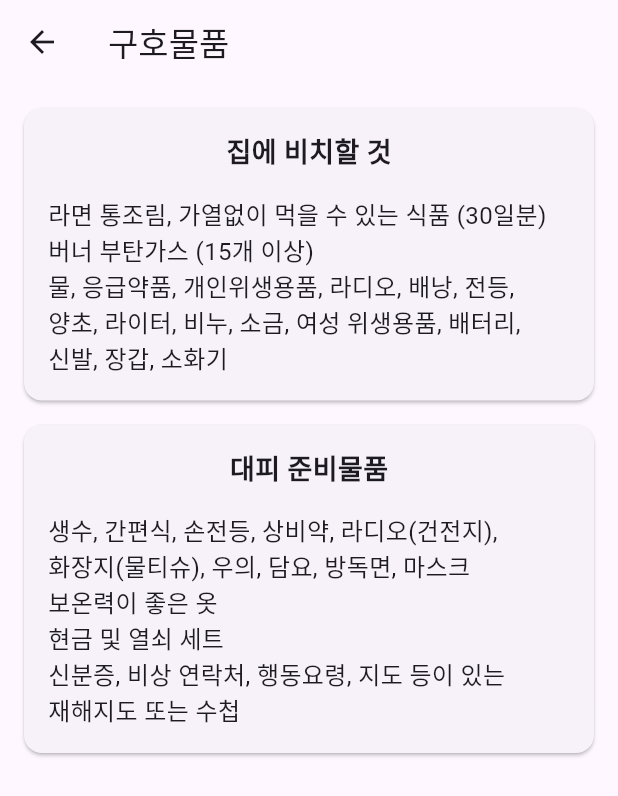
After one commit to the-weather-of-a-mirror/Front, a Flutter app: the WarningScreen screen opened directly, after a tap on "구호 물품", on a phone screen of 412 x 824 dp. The commit adds this screen. Shown: the top 796 px of the screen. Run offline on Flutter 3.47's test engine with Material 3 defaults, Android fonts, the light colour scheme and no system bars; missing offline and left inert: dart:ffi.

Commit message:
Simple UI

```diff
--- /dev/null
+++ b/lib/WarningScreen/DisasterWarning.dart
@@ -0,0 +1,56 @@
+import 'dart:ffi';
+import 'dart:math';
+import 'package:flutter/material.dart';
+import '../main.dart';
+
+
+class Disasterwarning extends StatelessWidget {
+  final List<Map<String, dynamic>> shelters = [
+    {'name': '지진'},
+    {'name': '태풍'},
+    {'name': '화재'},
+    {'name': '폭우'},
+    {'name': '정전'},
+    {'name': '해일'},
+    {'name': '홍수'},
+    {'name': '폭염'},
+    {'name': '한파'},
+    {'name': '폭설'},
+    {'name': '낙뢰'},
+    {'name': '가뭄'},
+    {'name': '전쟁'},
+
+    // 필요한 만큼 추가
+  ];
+
+  @override
+  Widget build(BuildContext context) {
+    return Scaffold(
+      appBar: AppBar(
+        title: Text('재난 대피시 주의 사항'),
+      ),
+      body: ListView.builder(
+      itemCount: shelters.length,
+      itemBuilder: (context, index) {
+        final shelter = shelters[index];
+        return Card(
+          margin: EdgeInsets.symmetric(vertical: 8.0, horizontal: 16.0),
+          child: Padding(
+            padding: const EdgeInsets.all(16.0),
+            child: Column(
+              crossAxisAlignment: CrossAxisAlignment.center,
+              children: [
+                Text(
+                  shelter['name'],
+                  style: TextStyle(fontSize: 18, fontWeight: FontWeight.bold,),
+
+                ),
+              ],
+            ),
+          ),
+        );
+      },
+      )
+    );
+  }
+}
--- /dev/null
+++ b/lib/WarningScreen/SaveTool.dart
@@ -0,0 +1,82 @@
+import 'dart:ffi';
+import 'dart:math';
+import 'package:flutter/material.dart';
+import '../main.dart';
+
+
+
+
+class SaveTool extends StatelessWidget {
+  @override
+  Widget build(BuildContext context) {
+    return Scaffold(
+      appBar: AppBar(
+        title: Text('구호물품'),
+
+      ),
+      body: ListView(
+        padding: EdgeInsets.all(16.0),
+        children: [
+          Card(
+            margin: EdgeInsets.only(bottom: 16.0),
+            child: Padding(
+              padding: const EdgeInsets.all(16.0),
+              child: Column(
+                crossAxisAlignment: CrossAxisAlignment.start,
+                children: [
+                  Center(
+                    child: Text(
+                      '집에 비치할 것',
+                      style: TextStyle(
+                        fontSize: 18,
+                        fontWeight: FontWeight.bold,
+                      ),
+                    ),
+                  ),
+                  SizedBox(height: 16),
+                  Text(
+                    '라면 통조림, 가열없이 먹을 수 있는 식품 (30일분)\n'
+                    '버너 부탄가스 (15개 이상)\n'
+                    '물, 응급약품, 개인위생용품, 라디오, 배낭, 전등,\n양초, '
+                    '라이터, 비누, 소금, 여성 위생용품, 배터리,\n신발, 장갑, 소화기',
+                    style: TextStyle(fontSize: 16),
+                  ),
+                ],
+              ),
+            ),
+          ),
+          // 대피 준비물품 Card
+          Card(
+            margin: EdgeInsets.only(bottom: 16.0),
+            child: Padding(
+              padding: const EdgeInsets.all(16.0),
+              child: Column(
+                crossAxisAlignment: CrossAxisAlignment.start,
+                children: [
+                  Center(
+                    child: Text(
+                      '대피 준비물품',
+                      style: TextStyle(
+                        fontSize: 18,
+                        fontWeight: FontWeight.bold,
+                      ),
+                    ),
+                  ),
+                  SizedBox(height: 16),
+                  Text(
+                    '생수, 간편식, 손전등, 상비약, 라디오(건전지),\n화장지(물티슈), '
+                    '우의, 담요, 방독면, 마스크\n'
+                    '보온력이 좋은 옷\n'
+                    '현금 및 열쇠 세트\n'
+                    '신분증, 비상 연락처, 행동요령, 지도 등이 있는\n재해지도 또는 수첩',
+                    style: TextStyle(fontSize: 16),
+                  ),
+                ],
+              ),
+            ),
+          ),
+        ],
+      ),
+    );
+  }
+}
--- /dev/null
+++ b/lib/WarningScreen/ShelterInfo.dart
@@ -0,0 +1,48 @@
+import 'dart:ffi';
+import 'dart:math';
+import 'package:flutter/material.dart';
+import '../main.dart';
+
+
+class ShelterInfo extends StatelessWidget {
+  final List<Map<String, dynamic>> shelters = [
+    {'name': '화성시 봉담읍 oo대피소', 'capacity': 100, 'current': 69},
+    {'name': '화성시 봉담읍 □□대피소', 'capacity': 100, 'current': 74},
+    {'name': '화성시 봉담읍 aa대피소', 'capacity': 200, 'current': 169},
+    {'name': '화성시 봉담읍 bb대피소', 'capacity': 150, 'current': 150},
+    {'name': '화성시 봉담읍 cc대피소', 'capacity': 200, 'current': 174},
+    // 필요한 만큼 추가
+  ];
+
+  @override
+  Widget build(BuildContext context) {
+    return Scaffold(
+      appBar: AppBar(
+        title: Text('대피소 정보'),
+      ),
+      body: ListView.builder(
+      itemCount: shelters.length,
+      itemBuilder: (context, index) {
+        final shelter = shelters[index];
+        return Card(
+          margin: EdgeInsets.symmetric(vertical: 8.0, horizontal: 16.0),
+          child: Padding(
+            padding: const EdgeInsets.all(16.0),
+            child: Column(
+              crossAxisAlignment: CrossAxisAlignment.start,
+              children: [
+                Text(
+                  shelter['name'],
+                  style: TextStyle(fontSize: 18, fontWeight: FontWeight.bold),
+                ),
+                SizedBox(height: 8),
+                Text('정원 : ${shelter['capacity']}명 현재 : ${shelter['current']}명'),
+              ],
+            ),
+          ),
+        );
+      },
+      )
+    );
+  }
+}
--- /dev/null
+++ b/lib/WarningScreen/WarningScreen.dart
@@ -0,0 +1,61 @@
+import 'dart:ffi';
+import 'dart:math';
+import 'package:flutter/material.dart';
+import 'package:whether/WarningScreen/DisasterWarning.dart';
+import 'package:whether/WarningScreen/SaveTool.dart';
+import 'package:whether/WarningScreen/ShelterInfo.dart';
+import '../main.dart';
+
+
+
+
+class WarningScreen extends StatelessWidget{
+
+  final List<String> warningText = ["대피소 정보", "구호 물품", "재난 대피시\n주의사항"];
+ @override
+  Widget build(BuildContext context) {
+    return Scaffold(
+      backgroundColor: Colors.white,
+      body: GridView.builder(
+        gridDelegate: const SliverGridDelegateWithFixedCrossAxisCount(
+          crossAxisCount: 2,
+          mainAxisSpacing: 0,
+          crossAxisSpacing: 0,
+        ),
+        itemCount: warningText.length,
+        itemBuilder: (context, index) => GestureDetector(
+          onTap: () {
+            // 탭 이벤트 발생 시 AlertDialog 표시
+            // ignore: unrelated_type_equality_checks
+            if ((index) == 0)
+            {
+              Navigator.push(context,
+              MaterialPageRoute(builder: (context) => ShelterInfo()));
+            }
+            else if(index == 1)
+            {
+              Navigator.push(context,
+              MaterialPageRoute(builder: (context) => SaveTool()));
+            }
+            else if(index == 2)
+            {
+              Navigator.push(context,
+              MaterialPageRoute(builder: (context) => Disasterwarning()));
+            }
+          },
+          child: Container(
+            width: 100,
+            height: 100,
+            color: Colors.primaries[(index + 10) % Colors.primaries.length],
+            child: Center(
+              child: Text(
+                warningText[index],
+                style: TextStyle(color: Colors.black),
+              ),
+            ),
+          ),
+        ),
+      ),
+    );
+  }
+}
```
Also changed, not shown: lib/HomeScreen.dart (added, +53 -0 lines), lib/MapScreen.dart (added, +21 -0 lines), lib/WhatScreen.dart (added, +22 -0 lines), lib/main.dart (+52 -127 lines).
